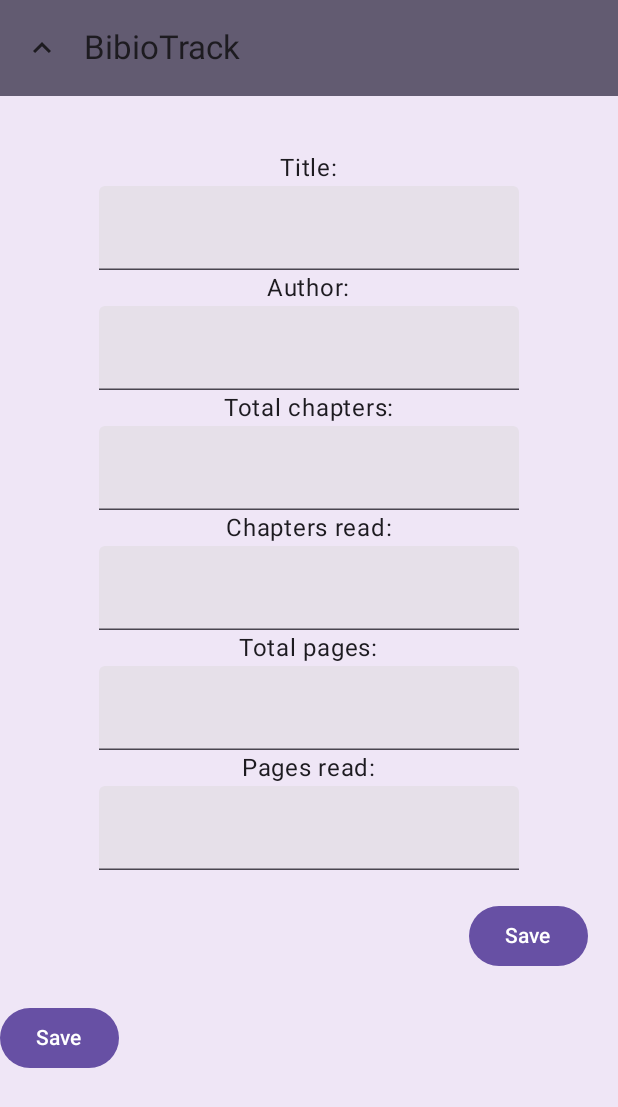
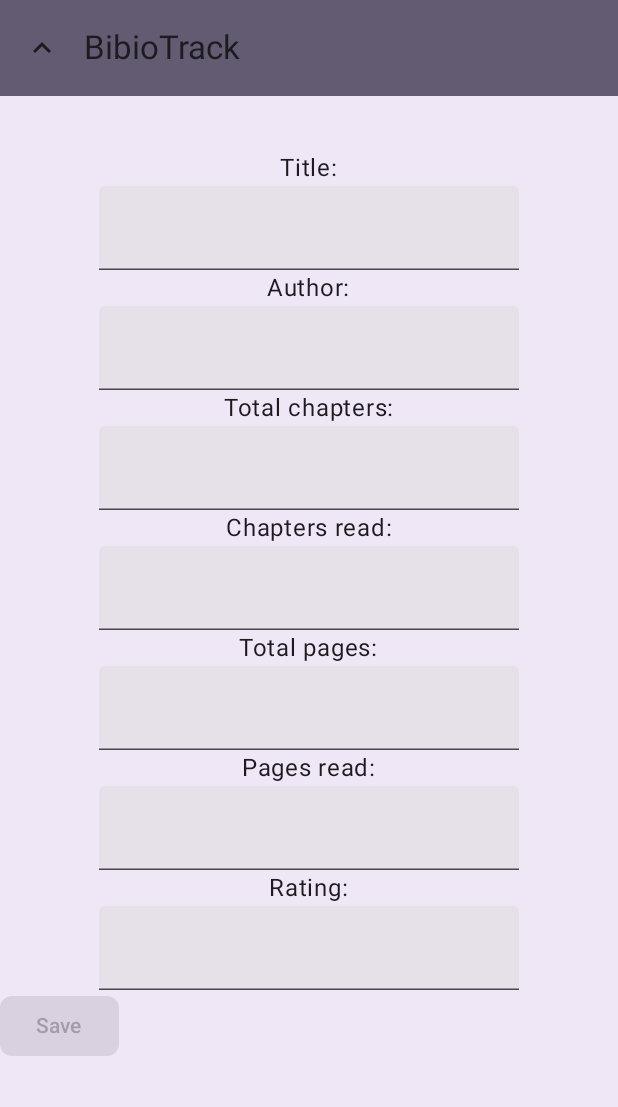
Before and after one commit to Oscarlin0591/BiblioTrack, an Android app built with Jetpack Compose: the BookListScreen screen opened through its navigation route, after a tap on "Add Book", on a phone screen of 412 x 824 dp. Shown: the top 1107 px of the screen. Run offline under Robolectric (Android 15) with nearby library versions, the light colour scheme and no system bars; our stand-ins replace Room's generated code.

Commit message:
Successfully adds book to database but not screen.

```diff
--- a/app/build.gradle.kts
+++ b/app/build.gradle.kts
@@ -2,6 +2,7 @@ plugins {
     alias(libs.plugins.android.application)
     alias(libs.plugins.kotlin.android)
     alias(libs.plugins.kotlin.compose)
+    id("com.google.devtools.ksp")
 }
 
 android {
@@ -57,6 +58,8 @@ dependencies {
     implementation(libs.androidx.navigation.runtime.android)
     implementation(libs.androidx.navigation.runtime.android)
     implementation(libs.androidx.ui.text.google.fonts)
+    implementation(libs.com.google.devtools.ksp.gradle.plugin)
+    ksp("androidx.room:room-compiler:2.7.0-rc03")
     testImplementation(libs.junit)
     androidTestImplementation(libs.androidx.junit)
     androidTestImplementation(libs.androidx.espresso.core)
--- a/app/src/main/AndroidManifest.xml
+++ b/app/src/main/AndroidManifest.xml
@@ -3,6 +3,7 @@
     xmlns:tools="http://schemas.android.com/tools">
 
     <application
+        android:name=".BiblioTrackApplication"
         android:allowBackup="true"
         android:dataExtractionRules="@xml/data_extraction_rules"
         android:fullBackupContent="@xml/backup_rules"
--- /dev/null
+++ b/app/src/main/java/com/example/bibliotrack/AppViewModelProvider.kt
@@ -0,0 +1,33 @@
+package com.example.bibliotrack
+
+import android.app.Application
+import androidx.lifecycle.ViewModelProvider.AndroidViewModelFactory
+import androidx.lifecycle.createSavedStateHandle
+import androidx.lifecycle.viewmodel.CreationExtras
+import androidx.lifecycle.viewmodel.initializer
+import androidx.lifecycle.viewmodel.viewModelFactory
+import com.example.bibliotrack.model.BookEntryViewModel
+
+/**
+ * Provides Factory to create instance of ViewModel for the entire Inventory app
+ */
+object AppViewModelProvider {
+    val Factory = viewModelFactory {
+        // Initializer for ItemEntryViewModel
+        initializer {
+            BookEntryViewModel(inventoryApplication().container.booksRepository)
+        }
+
+        // Initializer for ItemDetailsViewModel
+//        initializer {
+//            ItemDetailsViewModel(
+//                this.createSavedStateHandle(),
+//                inventoryApplication().container.itemsRepository
+//            )
+//        }
+
+    }
+}
+
+fun CreationExtras.inventoryApplication(): BiblioTrackApplication =
+    (this[AndroidViewModelFactory.APPLICATION_KEY] as BiblioTrackApplication)
--- a/app/src/main/java/com/example/bibliotrack/data/AppContainer.kt
+++ b/app/src/main/java/com/example/bibliotrack/data/AppContainer.kt
@@ -1,5 +1,15 @@
 package com.example.bibliotrack.data
+
+import android.content.Context
 
 interface AppContainer {
     val booksRepository: BooksRepository
 }
+class AppDataContainer(private val context: Context) : AppContainer {
+    /**
+     * Implementation for [ItemsRepository]
+     */
+    override val booksRepository: BooksRepository by lazy {
+        OfflineBooksRepository(BookDatabase.getDatabase(context).bookDao())
+    }
+}
--- a/app/src/main/java/com/example/bibliotrack/data/Book.kt
+++ b/app/src/main/java/com/example/bibliotrack/data/Book.kt
@@ -16,5 +16,5 @@ data class Book (
     val pagesRead: Int,
     val finished: Boolean,
     val rating: Double,
-    val createdAt: Date
+    val createdAt: String
 )
--- a/app/src/main/java/com/example/bibliotrack/data/BookDatabase.kt
+++ b/app/src/main/java/com/example/bibliotrack/data/BookDatabase.kt
@@ -7,6 +7,7 @@ import androidx.room.RoomDatabase
 
 @Database(entities = [Book::class], version = 1, exportSchema = false)
 abstract class BookDatabase : RoomDatabase() {
+
     abstract fun bookDao(): BookDao
 
     companion object {
--- a/app/src/main/java/com/example/bibliotrack/model/BookEntryViewModel.kt
+++ b/app/src/main/java/com/example/bibliotrack/model/BookEntryViewModel.kt
@@ -8,7 +8,7 @@ import com.example.bibliotrack.data.Book
 import com.example.bibliotrack.data.BooksRepository
 import java.util.Date
 
-class BookEntryViewModel(/*private val booksRepository: BooksRepository*/) : ViewModel() {
+class BookEntryViewModel(private val booksRepository: BooksRepository) : ViewModel() {
     var bookUiState by mutableStateOf(BookUiState())
         private set
 
@@ -25,7 +25,7 @@ class BookEntryViewModel(/*private val booksRepository: BooksRepository*/) : Vie
 
     suspend fun saveBook() {
         if (validateInput()) {
-            //booksRepository.insertBook((bookUiState.bookDetails.toBook()))
+            booksRepository.insertBook((bookUiState.bookDetails.toBook()))
         }
     }
 
@@ -46,7 +46,7 @@ data class BookDetails(
     val pagesRead: String = "",
     val finished: String = "",
     val rating: String = "",
-    val createdAt: Date = Date()
+    val createdAt: String = ""
 )
 
 fun BookDetails.toBook(): Book = Book(
--- a/app/src/main/java/com/example/bibliotrack/navigation/AppNavigation.kt
+++ b/app/src/main/java/com/example/bibliotrack/navigation/AppNavigation.kt
@@ -26,6 +26,7 @@ import androidx.navigation.compose.NavHost
 import androidx.navigation.compose.composable
 import androidx.navigation.compose.currentBackStackEntryAsState
 import androidx.navigation.compose.rememberNavController
+import com.example.bibliotrack.AppViewModelProvider
 import com.example.bibliotrack.data.BookDatabase
 import com.example.bibliotrack.data.BooksRepository
 import com.example.bibliotrack.data.OfflineBooksRepository
@@ -47,7 +48,7 @@ fun AppBar(
     navigateUp: () -> Unit,
     textToShare: String,
     context: Context,
-//    bookViewModel: BookViewModel,
+    bookEntryViewModel: BookEntryViewModel = viewModel(factory = AppViewModelProvider.Factory),
     modifier: Modifier
     ) {
     val backStackEntry by navController.currentBackStackEntryAsState()
@@ -138,10 +139,10 @@ fun PlainBar(
 @OptIn(ExperimentalAnimationApi::class)
 @Composable
 fun BookNavigation() {
-//    val bookDatabase = BookDatabase = BookDatabase
-//    val offlineBooksRepository: OfflineBooksRepository = OfflineBooksRepository()
+//    val bookDatabase: BookDatabase,
+//    val offlineBooksRepository: OfflineBooksRepository = OfflineBooksRepository(),
     val navController = rememberNavController()
-    val bookEntryViewModel: BookEntryViewModel = viewModel()
+    val bookEntryViewModel: BookEntryViewModel = viewModel(factory = AppViewModelProvider.Factory)
 //    bookViewModel.getData()
 
     NavHost(
@@ -152,13 +153,14 @@ fun BookNavigation() {
         composable(AppScreens.HomeScreen.name) {
             HomeScreen(
                 navController = navController,
-//                bookViewModel
+                bookEntryViewModel = bookEntryViewModel
             )
         }
 
         composable(AppScreens.BookListScreen.name) {
             BookListScreen(
-                navController = navController
+                navController = navController,
+                bookEntryViewModel = bookEntryViewModel
             )
         }
 
@@ -167,20 +169,20 @@ fun BookNavigation() {
         ) { backStackEntry ->
             DetailsScreen(
                 navController = navController,
-        //                bookViewModel,
+                bookEntryViewModel = bookEntryViewModel,
                 backStackEntry.arguments?.getString("title"),
             )
         }
         composable(AppScreens.AboutScreen.name) {
             AboutScreen(
                 navController = navController,
-//                bookViewModel
+                bookEntryViewModel = bookEntryViewModel
             )
         }
         composable(AppScreens.ColorChangeScreen.name) {
             ColorChangeScreen(
                 navController = navController,
-//                bookViewModel
+                bookEntryViewModel = bookEntryViewModel
             )
         }
 
--- a/app/src/main/java/com/example/bibliotrack/navigation/BookNavGraph.kt
+++ b/app/src/main/java/com/example/bibliotrack/navigation/BookNavGraph.kt
@@ -7,7 +7,6 @@ import androidx.navigation.NavType
 import androidx.navigation.compose.NavHost
 import androidx.navigation.compose.composable
 import androidx.navigation.navArgument
-import com.example.bibliotrack.screens.HomeDestination
 import com.example.bibliotrack.screens.HomeScreen
 
 
--- a/app/src/main/java/com/example/bibliotrack/screens/AboutScreen.kt
+++ b/app/src/main/java/com/example/bibliotrack/screens/AboutScreen.kt
@@ -21,6 +21,7 @@ import androidx.compose.ui.platform.LocalContext
 import androidx.compose.ui.tooling.preview.Preview
 import androidx.compose.ui.unit.dp
 import androidx.navigation.NavController
+import com.example.bibliotrack.model.BookEntryViewModel
 import com.example.bibliotrack.model.BookViewModel
 import com.example.bibliotrack.navigation.AppBar
 import com.example.bibliotrack.navigation.AppScreens
@@ -31,7 +32,7 @@ import com.example.bibliotrack.navigation.PlainBar
 @Composable
 fun AboutScreen(
     navController: NavController,
-//    bookViewModel: BookViewModel
+    bookEntryViewModel: BookEntryViewModel
 ) {
     Scaffold(
         topBar = {
@@ -41,7 +42,6 @@ fun AboutScreen(
                 navigateUp = { navController.navigateUp() },
                 textToShare = "",
                 context = LocalContext.current,
-//                bookViewModel = bookViewModel,
                 modifier = Modifier
             )
         },
--- a/app/src/main/java/com/example/bibliotrack/screens/AddBookScreen.kt
+++ b/app/src/main/java/com/example/bibliotrack/screens/AddBookScreen.kt
@@ -6,6 +6,7 @@ import androidx.compose.foundation.layout.Column
 import androidx.compose.foundation.layout.fillMaxWidth
 import androidx.compose.foundation.layout.padding
 import androidx.compose.material3.Button
+import androidx.compose.material3.MaterialTheme
 import androidx.compose.material3.Scaffold
 import androidx.compose.material3.Text
 import androidx.compose.material3.TextField
@@ -34,7 +35,7 @@ import java.util.Date
 @Composable
 fun AddBookScreen(
     navController: NavController,
-    bookEntryViewModel: BookEntryViewModel
+    bookEntryViewModel: BookEntryViewModel = viewModel()
 ){
     val coroutineScope = rememberCoroutineScope()
     Scaffold(
@@ -45,7 +46,6 @@ fun AddBookScreen(
                 navigateUp = { navController.navigateUp() },
                 textToShare = "",
                 context = LocalContext.current,
-//                bookViewModel = bookViewModel,
                 modifier = Modifier
             )
         },
@@ -58,6 +58,7 @@ fun AddBookScreen(
             onSaveClick = {
                 coroutineScope.launch {
                     bookEntryViewModel.saveBook()
+                    navController.navigateUp()
                 }
             }
         )
@@ -108,9 +109,15 @@ fun BookForm(
             onValueChange = {onValueChange(bookDetails.copy(pagesRead = it))},
         )
 
-        Button(onClick = {}, modifier = Modifier.align(Alignment.End).padding(20.dp)) {
-            Text("Save")
-        }
+        Text("Rating:")
+        TextField(
+            value = bookDetails.rating,
+            onValueChange = {onValueChange(bookDetails.copy(rating = it))},
+        )
+
+//        Button(onClick = {}, modifier = Modifier.align(Alignment.End).padding(20.dp)) {
+//            Text("Save")
+//        }
     }
 }
 
@@ -128,7 +135,9 @@ fun BookEntryBody(
             modifier = Modifier.fillMaxWidth()
         )
         Button(
-            onClick = onSaveClick
+            onClick = onSaveClick,
+            enabled = bookUiState.isEntryValid,
+            shape = MaterialTheme.shapes.small,
         ) {
             Text("Save")
         }
@@ -142,7 +151,7 @@ fun GreetingPreview() {
     MyApp {
         BookEntryBody(bookUiState = BookUiState(
             BookDetails(
-                title = "something", author = "man", chapters = "4", chaptersRead = "3", pagesRead = "4", pages = "9", id = 1, finished = "true", rating = "1", createdAt = Date()
+                title = "something", author = "man", chapters = "4", chaptersRead = "3", pagesRead = "4", pages = "9", id = 1, finished = "true", rating = "1", createdAt = "12-21-2024"
             )
         ), onBookValueChange = {}, onSaveClick = {})
     }
--- a/app/src/main/java/com/example/bibliotrack/screens/BookListScreen.kt
+++ b/app/src/main/java/com/example/bibliotrack/screens/BookListScreen.kt
@@ -37,6 +37,7 @@ import androidx.compose.ui.platform.LocalContext
 import androidx.compose.ui.unit.dp
 import androidx.navigation.NavController
 import com.example.bibliotrack.data.Book
+import com.example.bibliotrack.model.BookEntryViewModel
 import com.example.bibliotrack.navigation.AppBar
 import com.example.bibliotrack.navigation.AppScreens
 import java.util.Date
@@ -46,11 +47,11 @@ import java.util.Date
 @Composable
 fun BookListScreen(
     navController: NavController,
-//    bookViewModel: BookViewModel
+    bookEntryViewModel: BookEntryViewModel
 ) {
     val bookList = listOf(
-        Book(id = 1, title = "Title 1", author = "Author 1", finished = false, chapters = 10, chaptersRead = 1, pages = 100, pagesRead = 20, rating = 5.0, createdAt = Date()),
-        Book(id=2, title="Title 2", author ="Author 1", finished = false, chapters = 10, chaptersRead = 1, pages = 100, pagesRead = 20, rating = 5.0, createdAt = Date())
+        Book(id = 1, title = "Title 1", author = "Author 1", finished = false, chapters = 10, chaptersRead = 1, pages = 100, pagesRead = 20, rating = 5.0, createdAt = Date().toString()),
+        Book(id=2, title="Title 2", author ="Author 1", finished = false, chapters = 10, chaptersRead = 1, pages = 100, pagesRead = 20, rating = 5.0, createdAt = Date().toString())
     )
     Scaffold(
         topBar = { //top app bar
@@ -60,7 +61,7 @@ fun BookListScreen(
                 navigateUp = { navController.navigateUp() },
                 context = LocalContext.current,
                 textToShare = "",
-//                bookViewModel = bookViewModel,
+                bookEntryViewModel = bookEntryViewModel,
                 modifier = Modifier
             )
         },
@@ -113,8 +114,8 @@ fun BookCard(
     Card(
         colors = CardColors(
             MaterialTheme.colorScheme.primaryContainer, MaterialTheme.colorScheme.onSurface,
-            disabledContainerColor = MaterialTheme.colorScheme.onErrorContainer,
-            disabledContentColor = MaterialTheme.colorScheme.onError
+            disabledContainerColor = MaterialTheme.colorScheme.onSurfaceVariant,
+            disabledContentColor = MaterialTheme.colorScheme.onSurfaceVariant
         ),
         modifier = Modifier
             .padding(4.dp)
--- a/app/src/main/java/com/example/bibliotrack/screens/DetailScreen.kt
+++ b/app/src/main/java/com/example/bibliotrack/screens/DetailScreen.kt
@@ -31,6 +31,7 @@ import androidx.compose.ui.unit.sp
 import androidx.navigation.NavController
 import androidx.navigation.NavDestination
 import com.example.bibliotrack.R
+import com.example.bibliotrack.model.BookEntryViewModel
 import com.example.bibliotrack.navigation.AppBar
 import com.example.bibliotrack.navigation.AppScreens
 import com.example.bibliotrack.navigation.NavigationDestination
@@ -47,7 +48,7 @@ object DetailDestination : NavigationDestination {
 @Composable
 fun DetailsScreen(
     navController: NavController,
-//    bookViewModel: BookViewModel,
+    bookEntryViewModel: BookEntryViewModel,
     bookTitle: String?
 ) {
     Scaffold(
@@ -58,7 +59,7 @@ fun DetailsScreen(
                 navigateUp = { navController.navigateUp() },
                 context = LocalContext.current,
                 textToShare = "Share Text",
-//                bookViewModel = bookViewModel,
+                bookEntryViewModel = bookEntryViewModel,
                 modifier = Modifier
             )
 
--- a/app/src/main/java/com/example/bibliotrack/screens/HomeScreen.kt
+++ b/app/src/main/java/com/example/bibliotrack/screens/HomeScreen.kt
@@ -23,24 +23,18 @@ import androidx.compose.ui.platform.LocalContext
 import androidx.compose.ui.unit.dp
 import androidx.navigation.NavController
 import com.example.bibliotrack.R
+import com.example.bibliotrack.model.BookEntryViewModel
 import com.example.bibliotrack.model.BookViewModel
 import com.example.bibliotrack.navigation.AppBar
 import com.example.bibliotrack.navigation.AppScreens
 import com.example.bibliotrack.navigation.NavigationDestination
-
-object HomeDestination : NavigationDestination {
-    override val route = "HomeScreen"
-    override val titleRes = R.string.home_screen
-    const val itemIdArg = "itemId"
-    val routeWithArgs = "$route/{$itemIdArg}"
-}
 
 @SuppressLint("UnusedMaterial3ScaffoldPaddingParameter")
 @OptIn(ExperimentalMaterial3Api::class)
 @Composable
 fun HomeScreen(
     navController: NavController,
-//    bookViewModel: BookViewModel
+    bookEntryViewModel: BookEntryViewModel
 ) {
     Scaffold(
         containerColor = MaterialTheme.colorScheme.primaryContainer,
@@ -51,7 +45,7 @@ fun HomeScreen(
                 navigateUp = { navController.navigateUp() },
                 context = LocalContext.current,
                 textToShare = "",
-//                bookViewModel = bookViewModel,
+                bookEntryViewModel = bookEntryViewModel,
                 modifier = Modifier
             )
         },
--- a/build.gradle.kts
+++ b/build.gradle.kts
@@ -3,4 +3,5 @@ plugins {
     alias(libs.plugins.android.application) apply false
     alias(libs.plugins.kotlin.android) apply false
     alias(libs.plugins.kotlin.compose) apply false
+    id("com.google.devtools.ksp") version "2.0.21-1.0.27" apply false
 }
--- a/gradle/libs.versions.toml
+++ b/gradle/libs.versions.toml
@@ -18,6 +18,7 @@ androidxJunit = "1.3.0-alpha02"
 screenshotValidationJunitEngine = "0.0.1-alpha09"
 navigationRuntimeAndroidVersion = "2.9.0-beta01"
 uiTextGoogleFonts = "1.7.8"
+comGoogleDevtoolsKspGradlePlugin = "2.2.0-Beta1-2.0.0"
 
 [libraries]
 androidx-core-ktx = { group = "androidx.core", name = "core-ktx", version.ref = "coreKtx" }
@@ -41,6 +42,7 @@ androidx-room-common = { group = "androidx.room", name = "room-common", version.
 androidx-room-ktx = { group = "androidx.room", name = "room-ktx", version.ref = "roomKtx" }
 androidx-navigation-runtime-android = { group = "androidx.navigation", name = "navigation-runtime-android", version.ref = "navigationRuntimeAndroidVersion" }
 androidx-ui-text-google-fonts = { group = "androidx.compose.ui", name = "ui-text-google-fonts", version.ref = "uiTextGoogleFonts" }
+com-google-devtools-ksp-gradle-plugin = { group = "com.google.devtools.ksp", name = "com.google.devtools.ksp.gradle.plugin", version.ref = "comGoogleDevtoolsKspGradlePlugin" }
 
 [plugins]
 android-application = { id = "com.android.application", version.ref = "agp" }
```
Also changed, not shown: app/src/main/java/com/example/bibliotrack/BiblioTrackApplication.kt (added, +14 -0 lines), app/src/main/java/com/example/bibliotrack/screens/ColorChangeScreen.kt (+2 -7 lines).
